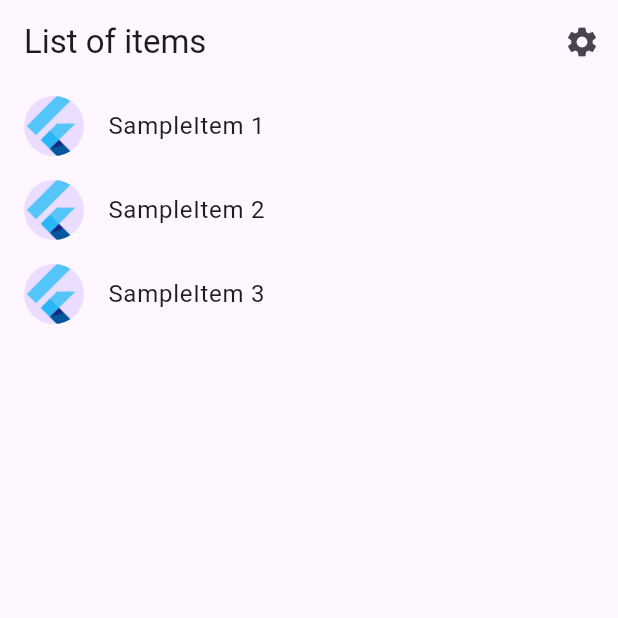
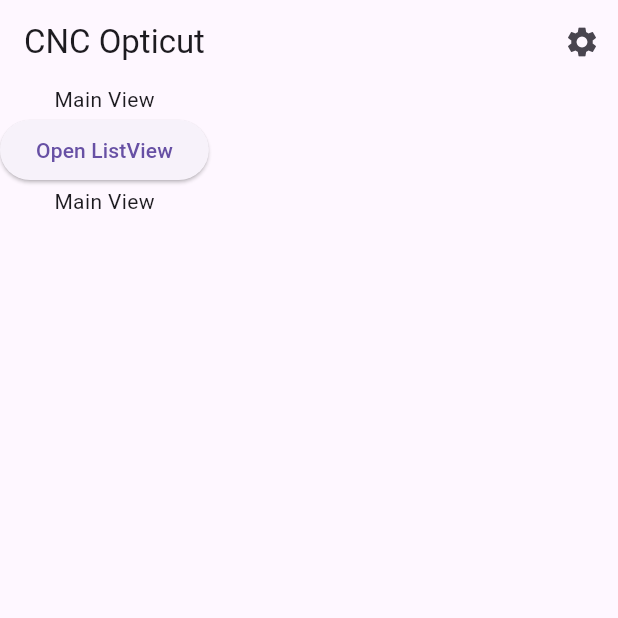
Before and after one commit to hugues31/cnc_opticut, a Flutter app: the screen it shows after launch, on a phone screen of 412 x 824 dp, the top half of it. Run offline on Flutter 3.47's test engine with Material 3 defaults, Android fonts, the phone set to English and light mode, and no system bars; generated files the repository leaves out were written again.

Commit message:
add material selection list

```diff
--- a/lib/main.dart
+++ b/lib/main.dart
@@ -16,5 +16,5 @@ void main() async {
   // Run the app and pass in the SettingsController. The app listens to the
   // SettingsController for changes, then passes it further down to the
   // SettingsView.
-  runApp(MyApp(settingsController: settingsController));
+  runApp(App(settingsController: settingsController));
 }
--- a/lib/src/app.dart
+++ b/lib/src/app.dart
@@ -1,15 +1,16 @@
+import 'package:cnc_opticut/src/main/main_view.dart';
 import 'package:flutter/material.dart';
 import 'package:flutter_gen/gen_l10n/app_localizations.dart';
 import 'package:flutter_localizations/flutter_localizations.dart';
 
-import 'sample_feature/sample_item_details_view.dart';
-import 'sample_feature/sample_item_list_view.dart';
+import 'material_list/sample_item_details_view.dart';
+import 'material_list/sample_item_list_view.dart';
 import 'settings/settings_controller.dart';
 import 'settings/settings_view.dart';
 
 /// The Widget that configures your application.
-class MyApp extends StatelessWidget {
-  const MyApp({
+class App extends StatelessWidget {
+  const App({
     super.key,
     required this.settingsController,
   });
@@ -73,8 +74,9 @@ class MyApp extends StatelessWidget {
                   case SampleItemDetailsView.routeName:
                     return const SampleItemDetailsView();
                   case SampleItemListView.routeName:
+                    return const SampleItemListView();
                   default:
-                    return const SampleItemListView();
+                    return MainView();
                 }
               },
             );
--- /dev/null
+++ b/lib/src/main/main_view.dart
@@ -0,0 +1,66 @@
+import 'package:cnc_opticut/src/material_list/material_item.dart';
+import 'package:flutter/material.dart';
+
+import 'package:flutter_gen/gen_l10n/app_localizations.dart';
+
+import '../material_list/sample_item_list_view.dart';
+import '../settings/settings_view.dart';
+
+/// Displays a list of SampleItems.
+class MainView extends StatefulWidget {
+  @override
+  _MainScreenState createState() => _MainScreenState();
+  static const routeName = '/';
+}
+
+class _MainScreenState extends State<MainView> {
+  String buttonText = 'Open ListView';
+
+  @override
+  Widget build(BuildContext context) {
+    return Scaffold(
+      appBar: AppBar(
+        title: const Text("CNC Opticut"),
+        actions: [
+          IconButton(
+            icon: const Icon(Icons.settings),
+            onPressed: () {
+              // Navigate to the settings page. If the user leaves and returns
+              // to the app after it has been killed while running in the
+              // background, the navigation stack is restored.
+              Navigator.restorablePushNamed(context, SettingsView.routeName);
+            },
+          ),
+        ],
+      ),
+
+      // To work with lists that may contain a large number of items, it’s best
+      // to use the ListView.builder constructor.
+      //
+      // In contrast to the default ListView constructor, which requires
+      // building all Widgets up front, the ListView.builder constructor lazily
+      // builds Widgets as they’re scrolled into view.
+      body: Column(
+        children: [
+          const Text("Main View"),
+          ElevatedButton(
+            onPressed: () async {
+              MaterialItem? result = await Navigator.push(
+                context,
+                MaterialPageRoute(
+                    builder: (context) => const SampleItemListView()),
+              );
+              if (result != null) {
+                setState(() {
+                  buttonText = result.name;
+                });
+              }
+            },
+            child: Text(buttonText),
+          ),
+          const Text("Main View"),
+        ],
+      ),
+    );
+  }
+}
--- /dev/null
+++ b/lib/src/material_list/material_item.dart
@@ -0,0 +1,10 @@
+/// A class that represents a cuttable material item.
+class MaterialItem {
+  const MaterialItem(this.id, this.name, this.cutSpeedHss);
+
+  final int id;
+
+  final String name;
+
+  final int cutSpeedHss;
+}
--- a/lib/src/sample_feature/sample_item.dart
+++ /dev/null
@@ -1,6 +0,0 @@
-/// A placeholder class that represents an entity or model.
-class SampleItem {
-  const SampleItem(this.id);
-
-  final int id;
-}
```
Also changed, not shown: lib/src/material_list/sample_item_list_view.dart (renamed from lib/src/sample_feature/sample_item_list_view.dart, +14 -9 lines), lib/src/material_list/sample_item_details_view.dart (renamed from lib/src/sample_feature/sample_item_details_view.dart), 23 other files.
